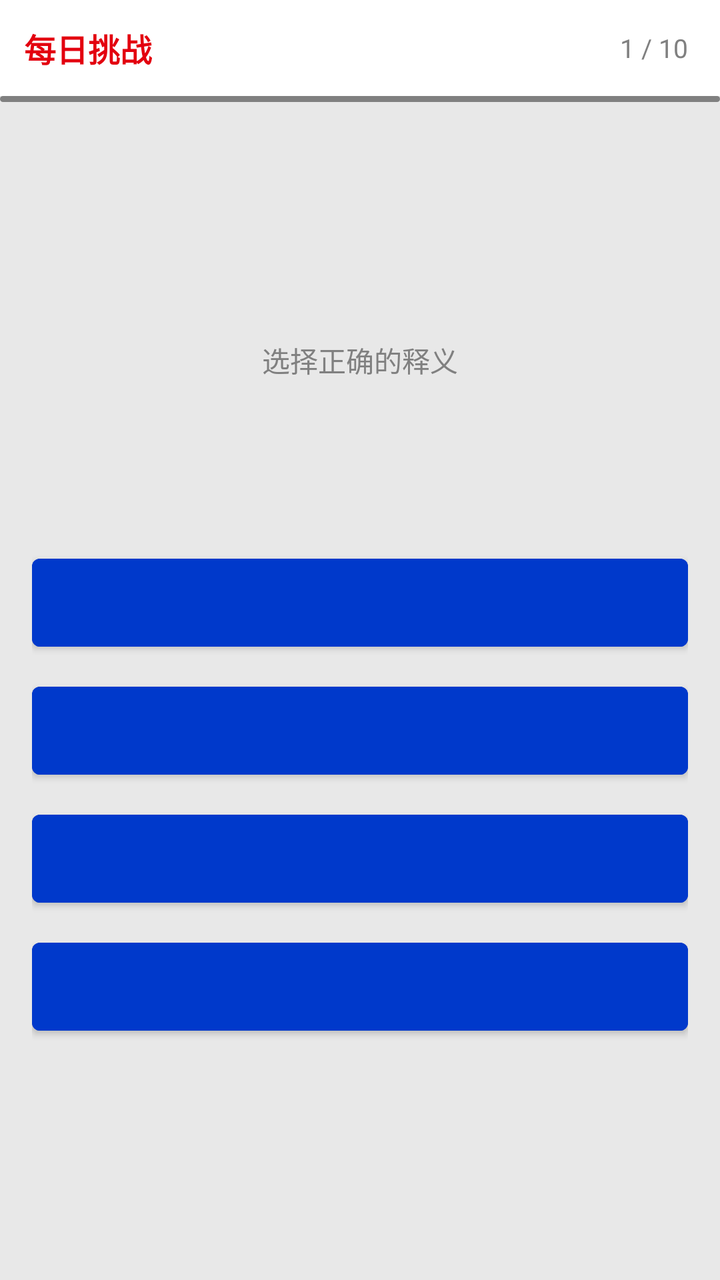
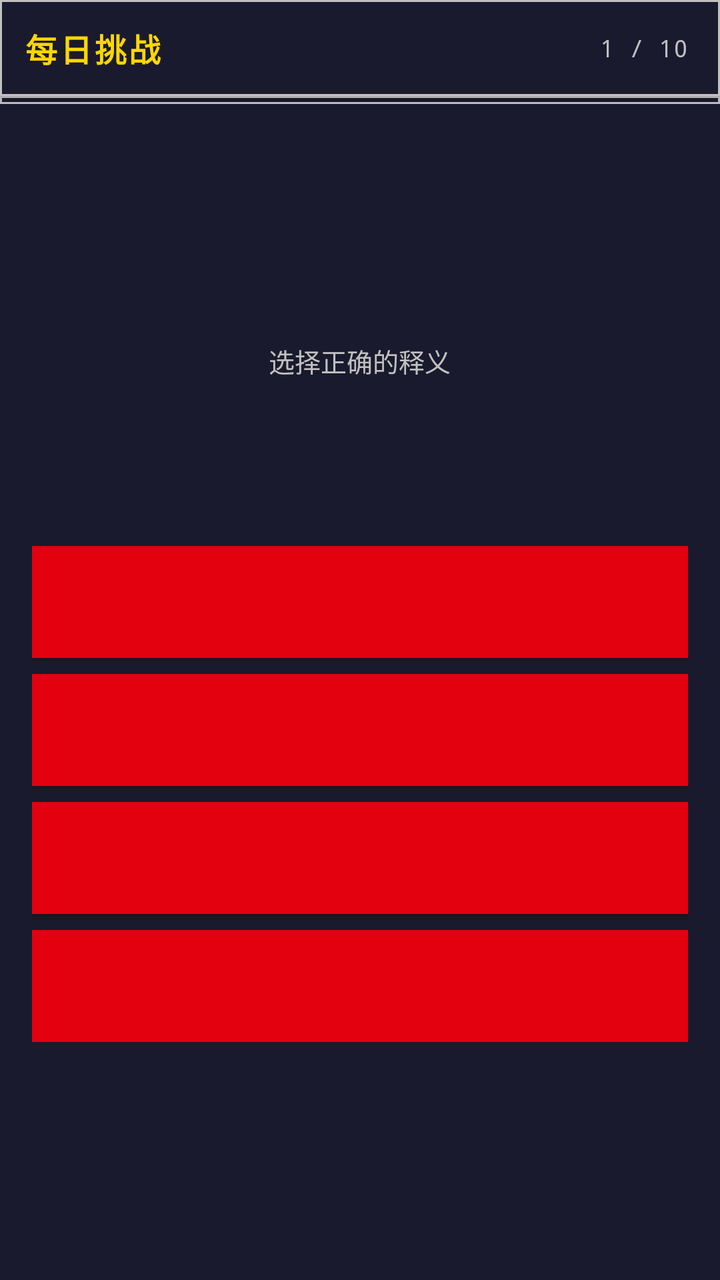

Before-and-after screenshots of an Android layout around one commit, followed by the original layout XML and the change that was made.
<!-- AndroidManifest.xml: application theme Theme.LearnE -->
<!-- res/layout/fragment_daily_challenge.xml -->
<?xml version="1.0" encoding="utf-8"?>
<LinearLayout
    xmlns:android="http://schemas.android.com/apk/res/android"
    android:layout_width="match_parent"
    android:layout_height="match_parent"
    android:background="#E8E8E8"
    android:orientation="vertical">

    
    <LinearLayout
        android:layout_width="match_parent"
        android:layout_height="48dp"
        android:orientation="horizontal"
        android:paddingHorizontal="12dp"
        android:paddingVertical="6dp"
        android:gravity="center_vertical"
        android:background="#FFFFFF">

        <TextView
            android:layout_width="wrap_content"
            android:layout_height="wrap_content"
            android:text="每日挑战"
            android:textColor="#E3000F"
            android:textSize="16sp"
            android:textStyle="bold"/>

        <View android:layout_width="0dp" android:layout_height="0dp" android:layout_weight="1"/>

        <TextView
            android:id="@+id/tv_progress"
            android:layout_width="wrap_content"
            android:layout_height="wrap_content"
            android:text="1 / 10"
            android:textColor="#808080"
            android:textSize="13sp"
            android:padding="4dp"/>
    </LinearLayout>

    
    <ProgressBar
        android:id="@+id/progress_bar"
        style="?android:attr/progressBarStyleHorizontal"
        android:layout_width="match_parent"
        android:layout_height="3dp"
        android:progress="0"
        android:progressDrawable="@drawable/progress_gundam"/>

    
    <LinearLayout
        android:id="@+id/content_container"
        android:layout_width="match_parent"
        android:layout_height="0dp"
        android:layout_weight="1"
        android:orientation="vertical">

        
        <LinearLayout
            android:id="@+id/choice_layout"
            android:layout_width="match_parent"
            android:layout_height="match_parent"
            android:orientation="vertical"
            android:padding="16dp"
            android:gravity="center">

            <TextView
                android:layout_width="wrap_content"
                android:layout_height="wrap_content"
                android:text="选择正确的释义"
                android:textColor="#808080"
                android:textSize="14sp"
                android:layout_marginBottom="16dp"/>

            <TextView
                android:id="@+id/tv_word_for_choice"
                android:layout_width="wrap_content"
                android:layout_height="wrap_content"
                android:text=""
                android:textColor="#000000"
                android:textSize="32sp"
                android:textStyle="bold"
                android:layout_marginBottom="24dp"
                android:gravity="center"/>

            <LinearLayout
                android:layout_width="match_parent"
                android:layout_height="wrap_content"
                android:orientation="vertical">

                <Button
                    android:id="@+id/btn_choice_option_1"
                    android:layout_width="match_parent"
                    android:layout_height="56dp"
                    android:layout_marginBottom="8dp"
                    android:textSize="16sp"
                    android:gravity="center"
                    android:backgroundTint="#0039CB"/>

                <Button
                    android:id="@+id/btn_choice_option_2"
                    android:layout_width="match_parent"
                    android:layout_height="56dp"
                    android:layout_marginBottom="8dp"
                    android:textSize="16sp"
                    android:gravity="center"
                    android:backgroundTint="#0039CB"/>

                <Button
                    android:id="@+id/btn_choice_option_3"
                    android:layout_width="match_parent"
                    android:layout_height="56dp"
                    android:layout_marginBottom="8dp"
                    android:textSize="16sp"
                    android:gravity="center"
                    android:backgroundTint="#0039CB"/>

                <Button
                    android:id="@+id/btn_choice_option_4"
                    android:layout_width="match_parent"
                    android:layout_height="56dp"
                    android:textSize="16sp"
                    android:gravity="center"
                    android:backgroundTint="#0039CB"/>
            </LinearLayout>
        </LinearLayout>

        
        <LinearLayout
            android:id="@+id/spell_layout"
            android:layout_width="match_parent"
            android:layout_height="match_parent"
            android:orientation="vertical"
            android:padding="16dp"
            android:gravity="center"
            android:visibility="gone">

            <TextView
                android:layout_width="wrap_content"
                android:layout_height="wrap_content"
                android:text="听写拼写"
                android:textColor="#808080"
                android:textSize="14sp"
                android:layout_marginBottom="8dp"/>

            <Button
                android:id="@+id/btn_spell_play"
                android:layout_width="100dp"
                android:layout_height="100dp"
                android:text="播放"
                android:textColor="#FFFFFF"
                android:textSize="18sp"
                android:backgroundTint="#0039CB"
                android:layout_marginBottom="8dp"/>

            <TextView
                android:id="@+id/tv_spell_hint"
                android:layout_width="wrap_content"
                android:layout_height="wrap_content"
                android:text=""
                android:textColor="#FF9800"
                android:textSize="14sp"
                android:layout_marginBottom="16dp"/>

            <EditText
                android:id="@+id/et_spell_input"
                android:layout_width="match_parent"
                android:layout_height="wrap_content"
                android:hint="输入单词..."
                android:textSize="18sp"
                android:padding="12dp"
                android:background="#FFFFFF"
                android:inputType="textMultiLine"
                android:imeOptions="actionDone"
                android:layout_marginBottom="8dp"/>

            <TextView
                android:id="@+id/tv_spell_result"
                android:layout_width="wrap_content"
                android:layout_height="wrap_content"
                android:text=""
                android:textSize="16sp"
                android:textStyle="bold"
                android:visibility="gone"
                android:layout_marginBottom="8dp"/>

            <LinearLayout
                android:layout_width="wrap_content"
                android:layout_height="wrap_content"
                android:orientation="horizontal">

                <Button
                    android:id="@+id/btn_spell_submit"
                    android:layout_width="150dp"
                    android:layout_height="48dp"
                    android:text="提交"
                    android:textColor="#FFFFFF"
                    android:textSize="16sp"
                    android:backgroundTint="#E3000F"/>

                <Button
                    android:id="@+id/btn_spell_next"
                    android:layout_width="150dp"
                    android:layout_height="48dp"
                    android:text="下一个"
                    android:textColor="#FFFFFF"
                    android:textSize="16sp"
                    android:backgroundTint="#0039CB"
                    android:layout_marginStart="16dp"
                    android:visibility="gone"/>
            </LinearLayout>
        </LinearLayout>

        
        <LinearLayout
            android:id="@+id/card_layout"
            android:layout_width="match_parent"
            android:layout_height="match_parent"
            android:orientation="vertical"
            android:padding="16dp"
            android:gravity="center"
            android:visibility="gone">

            <FrameLayout
                android:id="@+id/card_front"
                android:layout_width="match_parent"
                android:layout_height="0dp"
                android:layout_weight="1"
                android:background="#FFFFFF"
                android:padding="24dp"
                android:layout_marginBottom="16dp"
                android:elevation="4dp">

                <TextView
                    android:id="@+id/tv_card_front"
                    android:layout_width="wrap_content"
                    android:layout_height="wrap_content"
                    android:text=""
                    android:textColor="#000000"
                    android:textSize="32sp"
                    android:textStyle="bold"
                    android:layout_gravity="center"/>
            </FrameLayout>

            <FrameLayout
                android:id="@+id/card_back"
                android:layout_width="match_parent"
                android:layout_height="0dp"
                android:layout_weight="1"
                android:background="#FFF8F0"
                android:padding="24dp"
                android:layout_marginBottom="16dp"
                android:elevation="4dp"
                android:visibility="gone">

                <LinearLayout
                    android:layout_width="match_parent"
                    android:layout_height="match_parent"
                    android:orientation="vertical"
                    android:gravity="center">

                    <TextView
                        android:id="@+id/tv_card_back_meaning"
                        android:layout_width="wrap_content"
                        android:layout_height="wrap_content"
                        android:text=""
                        android:textColor="#E3000F"
                        android:textSize="22sp"
                        android:gravity="center"/>

                    <TextView
                        android:id="@+id/tv_card_back_phonetic"
                        android:layout_width="wrap_content"
                        android:layout_height="wrap_content"
                        android:text=""
                        android:textColor="#808080"
                        android:textSize="16sp"
                        android:layout_marginTop="4dp"/>
                </LinearLayout>
            </FrameLayout>

            <Button
                android:id="@+id/btn_card_flip"
                android:layout_width="wrap_content"
                android:layout_height="48dp"
                android:text="翻转"
                android:textColor="#FFFFFF"
                android:textSize="16sp"
                android:backgroundTint="#0039CB"
                android:paddingHorizontal="24dp"/>

            <TextView
                android:id="@+id/tv_card_rating"
                android:layout_width="wrap_content"
                android:layout_height="wrap_content"
                android:text="你认识这个词吗?"
                android:textColor="#808080"
                android:textSize="14sp"
                android:layout_marginTop="16dp"
                android:visibility="gone"/>

            <LinearLayout
                android:layout_width="wrap_content"
                android:layout_height="wrap_content"
                android:orientation="horizontal"
                android:layout_marginTop="8dp">

                <Button
                    android:id="@+id/btn_card_known"
                    android:layout_width="150dp"
                    android:layout_height="48dp"
                    android:text="认识"
                    android:textColor="#FFFFFF"
                    android:textSize="16sp"
                    android:backgroundTint="#4CAF50"
                    android:visibility="gone"/>

                <Button
                    android:id="@+id/btn_card_forgot"
                    android:layout_width="150dp"
                    android:layout_height="48dp"
                    android:text="不认识"
                    android:textColor="#FFFFFF"
                    android:textSize="16sp"
                    android:backgroundTint="#F44336"
                    android:layout_marginStart="16dp"
                    android:visibility="gone"/>
            </LinearLayout>
        </LinearLayout>
    </LinearLayout>

    
    <FrameLayout
        android:id="@+id/layout_loading"
        android:layout_width="match_parent"
        android:layout_height="match_parent"
        android:visibility="gone">

        <LinearLayout
            android:layout_width="match_parent"
            android:layout_height="match_parent"
            android:orientation="vertical"
            android:gravity="center">

            <ProgressBar
                android:layout_width="48dp"
                android:layout_height="48dp"
                android:indeterminateTint="#E3000F"/>

            <TextView
                android:layout_width="wrap_content"
                android:layout_height="wrap_content"
                android:layout_marginTop="12dp"
                android:text="正在加载挑战..."
                android:textColor="#000000"
                android:textSize="14sp"/>
        </LinearLayout>
    </FrameLayout>

</LinearLayout>
<!-- resources referenced by this layout -->
<resources>
  <!-- drawable progress_gundam (drawable) -->
  <?xml version="1.0" encoding="utf-8"?>
  <layer-list xmlns:android="http://schemas.android.com/apk/res/android">
      <item android:id="@android:id/background">
          <shape>
              <solid android:color="@color/gundam_gray"/>
              <corners android:radius="4dp"/>
          </shape>
      </item>
      <item android:id="@android:id/progress">
          <clip>
              <shape>
                  <gradient
                      android:startColor="@color/primary"
                      android:endColor="@color/accent"
                      android:angle="0"/>
                  <corners android:radius="4dp"/>
              </shape>
          </clip>
      </item>
  </layer-list>
  <style name="Theme.LearnE" parent="Theme.MaterialComponents.Light.NoActionBar">
          <item name="colorPrimary">@color/primary</item>
          <item name="colorPrimaryDark">@color/primary_dark</item>
          <item name="colorAccent">@color/accent</item>
      </style>
  <color name="gundam_gray">#808080</color>
  <color name="primary">#E3000F</color>
  <color name="accent">#0039CB</color>
  <color name="primary_dark">#B3000C</color>
</resources>

<!-- the commit's change to res/layout/fragment_daily_challenge.xml (unified diff, before → after) -->
@@ -3,8 +3,8 @@
     xmlns:android="http://schemas.android.com/apk/res/android"
     android:layout_width="match_parent"
     android:layout_height="match_parent"
-    android:background="#E8E8E8"
-    android:orientation="vertical">
+    android:orientation="vertical"
+    android:background="@color/mecha_hull">
 
     
     <LinearLayout
@@ -12,17 +12,19 @@
         android:layout_height="48dp"
         android:orientation="horizontal"
         android:paddingHorizontal="12dp"
-        android:paddingVertical="6dp"
         android:gravity="center_vertical"
-        android:background="#FFFFFF">
+        android:background="@drawable/panel_dark"
+        android:elevation="4dp">
 
         <TextView
             android:layout_width="wrap_content"
             android:layout_height="wrap_content"
             android:text="每日挑战"
-            android:textColor="#E3000F"
+            android:textColor="@color/mecha_gold"
             android:textSize="16sp"
-            android:textStyle="bold"/>
+            android:textStyle="bold"
+            android:fontFamily="monospace"
+            android:letterSpacing="0.08"/>
 
         <View android:layout_width="0dp" android:layout_height="0dp" android:layout_weight="1"/>
 
@@ -31,19 +33,18 @@
             android:layout_width="wrap_content"
             android:layout_height="wrap_content"
             android:text="1 / 10"
-            android:textColor="#808080"
-            android:textSize="13sp"
+            android:textColor="@color/mecha_armor"
+            android:textSize="12sp"
+            android:fontFamily="monospace"
             android:padding="4dp"/>
     </LinearLayout>
 
     
     <ProgressBar
         android:id="@+id/progress_bar"
-        style="?android:attr/progressBarStyleHorizontal"
+        style="@style/AutoPlayProgress"
         android:layout_width="match_parent"
-        android:layout_height="3dp"
-        android:progress="0"
-        android:progressDrawable="@drawable/progress_gundam"/>
+        android:layout_height="4dp"/>
 
     
     <LinearLayout
@@ -66,8 +67,9 @@
                 android:layout_width="wrap_content"
                 android:layout_height="wrap_content"
                 android:text="选择正确的释义"
-                android:textColor="#808080"
-                android:textSize="14sp"
+                android:textColor="@color/mecha_armor"
+                android:textSize="13sp"
+                android:fontFamily="monospace"
                 android:layout_marginBottom="16dp"/>
 
             <TextView
@@ -75,9 +77,10 @@
                 android:layout_width="wrap_content"
                 android:layout_height="wrap_content"
                 android:text=""
-                android:textColor="#000000"
+                android:textColor="@color/mecha_gold"
                 android:textSize="32sp"
                 android:textStyle="bold"
+                android:fontFamily="monospace"
                 android:layout_marginBottom="24dp"
                 android:gravity="center"/>
 
@@ -86,40 +89,10 @@
                 android:layout_height="wrap_content"
                 android:orientation="vertical">
 
-                <Button
-                    android:id="@+id/btn_choice_option_1"
-                    android:layout_width="match_parent"
-                    android:layout_height="56dp"
-                    android:layout_marginBottom="8dp"
-                    android:textSize="16sp"
-                    android:gravity="center"
-                    android:backgroundTint="#0039CB"/>
-
-                <Button
-                    android:id="@+id/btn_choice_option_2"
-                    android:layout_width="match_parent"
-                    android:layout_height="56dp"
-                    android:layout_marginBottom="8dp"
-                    android:textSize="16sp"
-                    android:gravity="center"
-                    android:backgroundTint="#0039CB"/>
-
-                <Button
-                    android:id="@+id/btn_choice_option_3"
-                    android:layout_width="match_parent"
-                    android:layout_height="56dp"
-                    android:layout_marginBottom="8dp"
-                    android:textSize="16sp"
-                    android:gravity="center"
-                    android:backgroundTint="#0039CB"/>
-
-                <Button
-                    android:id="@+id/btn_choice_option_4"
-                    android:layout_width="match_parent"
-                    android:layout_height="56dp"
-                    android:textSize="16sp"
-                    android:gravity="center"
-                    android:backgroundTint="#0039CB"/>
+                <Button android:id="@+id/btn_choice_option_1" android:layout_width="match_parent" android:layout_height="56dp" android:layout_marginBottom="8dp" android:textSize="15sp" android:textColor="@color/mecha_white" android:background="@drawable/btn_accent" android:gravity="center" android:letterSpacing="0.03"/>
+                <Button android:id="@+id/btn_choice_option_2" android:layout_width="match_parent" android:layout_height="56dp" android:layout_marginBottom="8dp" android:textSize="15sp" android:textColor="@color/mecha_white" android:background="@drawable/btn_accent" android:gravity="center" android:letterSpacing="0.03"/>
+                <Button android:id="@+id/btn_choice_option_3" android:layout_width="match_parent" android:layout_height="56dp" android:layout_marginBottom="8dp" android:textSize="15sp" android:textColor="@color/mecha_white" android:background="@drawable/btn_accent" android:gravity="center" android:letterSpacing="0.03"/>
+                <Button android:id="@+id/btn_choice_option_4" android:layout_width="match_parent" android:layout_height="56dp" android:textSize="15sp" android:textColor="@color/mecha_white" android:background="@drawable/btn_accent" android:gravity="center" android:letterSpacing="0.03"/>
             </LinearLayout>
         </LinearLayout>
 
@@ -137,18 +110,19 @@
                 android:layout_width="wrap_content"
                 android:layout_height="wrap_content"
                 android:text="听写拼写"
-                android:textColor="#808080"
-                android:textSize="14sp"
+                android:textColor="@color/mecha_armor"
+                android:textSize="13sp"
+                android:fontFamily="monospace"
                 android:layout_marginBottom="8dp"/>
 
             <Button
                 android:id="@+id/btn_spell_play"
                 android:layout_width="100dp"
                 android:layout_height="100dp"
-                android:text="播放"
-                android:textColor="#FFFFFF"
-                android:textSize="18sp"
-                android:backgroundTint="#0039CB"
+                android:text="▶"
+                android:textColor="@color/mecha_white"
+                android:textSize="28sp"
+                android:background="@drawable/btn_accent"
                 android:layout_marginBottom="8dp"/>
 
             <TextView
@@ -156,8 +130,9 @@
                 android:layout_width="wrap_content"
                 android:layout_height="wrap_content"
                 android:text=""
-                android:textColor="#FF9800"
-                android:textSize="14sp"
+                android:textColor="@color/mecha_hud_orange"
+                android:textSize="13sp"
+                android:fontFamily="monospace"
                 android:layout_marginBottom="16dp"/>
 
             <EditText
@@ -167,10 +142,13 @@
                 android:hint="输入单词..."
                 android:textSize="18sp"
                 android:padding="12dp"
-                android:background="#FFFFFF"
+                android:background="@color/mecha_panel"
+                android:textColor="@color/mecha_white"
+                android:textColorHint="@color/mecha_armor_dark"
                 android:inputType="textMultiLine"
                 android:imeOptions="actionDone"
-                android:layout_marginBottom="8dp"/>
+                android:layout_marginBottom="8dp"
+                android:fontFamily="monospace"/>
 
             <TextView
                 android:id="@+id/tv_spell_result"
@@ -192,20 +170,24 @@
                     android:layout_width="150dp"
                     android:layout_height="48dp"
                     android:text="提交"
-                    android:textColor="#FFFFFF"
-                    android:textSize="16sp"
-                    android:backgroundTint="#E3000F"/>
+                    android:textColor="@color/mecha_white"
+                    android:textSize="15sp"
+                    android:textStyle="bold"
+                    android:background="@drawable/btn_primary"
+                    android:letterSpacing="0.05"/>
 
                 <Button
                     android:id="@+id/btn_spell_next"
                     android:layout_width="150dp"
                     android:layout_height="48dp"
-                    android:text="下一个"
-                    android:textColor="#FFFFFF"
-                    android:textSize="16sp"
-                    android:backgroundTint="#0039CB"
+                    android:text="下一个 ▶"
+                    android:textColor="@color/mecha_white"
+                    android:textSize="15sp"
+                    android:textStyle="bold"
+                    android:background="@drawable/btn_accent"
                     android:layout_marginStart="16dp"
-                    android:visibility="gone"/>
+                    android:visibility="gone"
+                    android:letterSpacing="0.05"/>
             </LinearLayout>
         </LinearLayout>
 
@@ -224,7 +206,7 @@
                 android:layout_width="match_parent"
                 android:layout_height="0dp"
                 android:layout_weight="1"
-                android:background="#FFFFFF"
+                android:background="@drawable/card_metal"
                 android:padding="24dp"
                 android:layout_marginBottom="16dp"
                 android:elevation="4dp">
@@ -234,9 +216,10 @@
                     android:layout_width="wrap_content"
                     android:layout_height="wrap_content"
                     android:text=""
-                    android:textColor="#000000"
+                    android:textColor="@color/mecha_white"
                     android:textSize="32sp"
                     android:textStyle="bold"
+                    android:fontFamily="monospace"
                     android:layout_gravity="center"/>
             </FrameLayout>
 
@@ -245,7 +228,7 @@
                 android:layout_width="match_parent"
                 android:layout_height="0dp"
                 android:layout_weight="1"
-                android:background="#FFF8F0"
+                android:background="@drawable/panel_dark"
                 android:padding="24dp"
                 android:layout_marginBottom="16dp"
                 android:elevation="4dp"
@@ -262,7 +245,7 @@
                         android:layout_width="wrap_content"
                         android:layout_height="wrap_content"
                         android:text=""
-                        android:textColor="#E3000F"
+                        android:textColor="@color/mecha_gold"
                         android:textSize="22sp"
                         android:gravity="center"/>
 
@@ -271,7 +254,7 @@
                         android:layout_width="wrap_content"
                         android:layout_height="wrap_content"
                         android:text=""
-                        android:textColor="#808080"
+                        android:textColor="@color/mecha_armor"
                         android:textSize="16sp"
                         android:layout_marginTop="4dp"/>
                 </LinearLayout>
@@ -282,18 +265,20 @@
                 android:layout_width="wrap_content"
                 android:layout_height="48dp"
                 android:text="翻转"
-                android:textColor="#FFFFFF"
-                android:textSize="16sp"
-                android:backgroundTint="#0039CB"
-                android:paddingHorizontal="24dp"/>
+                android:textColor="@color/mecha_white"
+                android:textSize="15sp"
+                android:background="@drawable/btn_gold"
+                android:paddingHorizontal="24dp"
+                android:letterSpacing="0.05"/>
 
             <TextView
                 android:id="@+id/tv_card_rating"
                 android:layout_width="wrap_content"
                 android:layout_height="wrap_content"
                 android:text="你认识这个词吗?"
-                android:textColor="#808080"
-                android:textSize="14sp"
+                android:textColor="@color/mecha_armor"
+                android:textSize="13sp"
+                android:fontFamily="monospace"
                 android:layout_marginTop="16dp"
                 android:visibility="gone"/>
 
@@ -308,21 +293,23 @@
                     android:layout_width="150dp"
                     android:layout_height="48dp"
                     android:text="认识"
-                    android:textColor="#FFFFFF"
-                    android:textSize="16sp"
-                    android:backgroundTint="#4CAF50"
-                    android:visibility="gone"/>
+                    android:textColor="@color/mecha_white"
+                    android:textSize="15sp"
+                    android:background="@drawable/btn_accent"
+                    android:visibility="gone"
+                    android:letterSpacing="0.05"/>
 
                 <Button
                     android:id="@+id/btn_card_forgot"
                     android:layout_width="150dp"
                     android:layout_height="48dp"
                     android:text="不认识"
-                    android:textColor="#FFFFFF"
-                    android:textSize="16sp"
-                    android:backgroundTint="#F44336"
+                    android:textColor="@color/mecha_white"
+                    android:textSize="15sp"
+                    android:background="@drawable/btn_primary"
                     android:layout_marginStart="16dp"
-                    android:visibility="gone"/>
+                    android:visibility="gone"
+                    android:letterSpacing="0.05"/>
             </LinearLayout>
         </LinearLayout>
     </LinearLayout>
@@ -332,7 +319,8 @@
         android:id="@+id/layout_loading"
         android:layout_width="match_parent"
         android:layout_height="match_parent"
-        android:visibility="gone">
+        android:visibility="gone"
+        android:background="@color/mecha_hull">
 
         <LinearLayout
             android:layout_width="match_parent"
@@ -343,15 +331,16 @@
             <ProgressBar
                 android:layout_width="48dp"
                 android:layout_height="48dp"
-                android:indeterminateTint="#E3000F"/>
+                android:indeterminateTint="@color/mecha_gold"/>
 
             <TextView
                 android:layout_width="wrap_content"
                 android:layout_height="wrap_content"
                 android:layout_marginTop="12dp"
                 android:text="正在加载挑战..."
-                android:textColor="#000000"
-                android:textSize="14sp"/>
+                android:textColor="@color/mecha_armor"
+                android:textSize="14sp"
+                android:fontFamily="monospace"/>
         </LinearLayout>
     </FrameLayout>
 
<!-- resource entries referenced after the edit -->
@@ -1,34 +1,103 @@
 <!-- resources referenced by this layout -->
 <resources>
+  <color name="mecha_armor">#C0C0C0</color>
+  <color name="mecha_armor_dark">#808080</color>
+  <color name="mecha_gold">#FFD700</color>
+  <color name="mecha_hud_orange">#FF9800</color>
+  <color name="mecha_hull">#1A1A2E</color>
+  <color name="mecha_panel">#16213E</color>
+  <color name="mecha_white">#FFFFFF</color>
+  <!-- drawable btn_accent (drawable) -->
+  <?xml version="1.0" encoding="utf-8"?>
+  <selector xmlns:android="http://schemas.android.com/apk/res/android">
+      <item android:state_pressed="true">
+          <shape android:shape="rectangle">
+              <solid android:color="#002D9E"/>
+              <stroke android:width="2dp" android:color="#FFD700"/>
+          </shape>
+      </item>
+      <item>
+          <shape android:shape="rectangle">
+              <solid android:color="#0039CB"/>
+              <stroke android:width="1dp" android:color="#C0C0C0"/>
+          </shape>
+      </item>
+  </selector>
+  <!-- drawable btn_gold (drawable) -->
+  <?xml version="1.0" encoding="utf-8"?>
+  <selector xmlns:android="http://schemas.android.com/apk/res/android">
+      <item android:state_pressed="true">
+          <shape android:shape="rectangle">
+              <solid android:color="#C8A200"/>
+              <stroke android:width="2dp" android:color="#E3000F"/>
+          </shape>
+      </item>
+      <item>
+          <shape android:shape="rectangle">
+              <solid android:color="#FFD700"/>
+              <stroke android:width="1dp" android:color="#808080"/>
+          </shape>
+      </item>
+  </selector>
+  <!-- drawable btn_primary (drawable) -->
+  <?xml version="1.0" encoding="utf-8"?>
+  <selector xmlns:android="http://schemas.android.com/apk/res/android">
+      <item android:state_pressed="true">
+          <shape android:shape="rectangle">
+              <solid android:color="#B3000C"/>
+              <stroke android:width="2dp" android:color="#FFD700"/>
+          </shape>
+      </item>
+      <item>
+          <shape android:shape="rectangle">
+              <solid android:color="#E3000F"/>
+              <stroke android:width="1dp" android:color="#C0C0C0"/>
+          </shape>
+      </item>
+  </selector>
+  <!-- drawable card_metal (drawable) -->
+  <?xml version="1.0" encoding="utf-8"?>
+  <shape xmlns:android="http://schemas.android.com/apk/res/android" android:shape="rectangle">
+      <gradient android:startColor="#252542" android:endColor="#1A1A2E" android:angle="135"/>
+      <stroke android:width="2dp" android:color="#C0C0C0"/>
+  </shape>
+  <!-- drawable panel_dark (drawable) -->
+  <?xml version="1.0" encoding="utf-8"?>
+  <shape xmlns:android="http://schemas.android.com/apk/res/android" android:shape="rectangle">
+      <solid android:color="#1A1A2E"/>
+      <stroke android:width="1dp" android:color="#C0C0C0"/>
+  </shape>
+  <style name="AutoPlayProgress" parent="Widget.AppCompat.ProgressBar.Horizontal">
+          <item name="android:progressDrawable">@drawable/progress_gundam</item>
+          <item name="android:minHeight">8dp</item>
+      </style>
   <!-- drawable progress_gundam (drawable) -->
   <?xml version="1.0" encoding="utf-8"?>
   <layer-list xmlns:android="http://schemas.android.com/apk/res/android">
       <item android:id="@android:id/background">
-          <shape>
-              <solid android:color="@color/gundam_gray"/>
-              <corners android:radius="4dp"/>
+          <shape android:shape="rectangle">
+              <solid android:color="#1A1A2E"/>
+              <stroke android:width="1dp" android:color="#C0C0C0"/>
           </shape>
       </item>
       <item android:id="@android:id/progress">
           <clip>
-              <shape>
-                  <gradient
-                      android:startColor="@color/primary"
-                      android:endColor="@color/accent"
-                      android:angle="0"/>
-                  <corners android:radius="4dp"/>
+              <shape android:shape="rectangle">
+                  <gradient android:startColor="#FFD700" android:endColor="#0039CB" android:angle="0"/>
               </shape>
           </clip>
       </item>
   </layer-list>
+  <color name="mecha_red">#E3000F</color>
+  <color name="mecha_red_dark">#B3000C</color>
+  <color name="mecha_offwhite">#E8ECF0</color>
   <style name="Theme.LearnE" parent="Theme.MaterialComponents.Light.NoActionBar">
-          <item name="colorPrimary">@color/primary</item>
-          <item name="colorPrimaryDark">@color/primary_dark</item>
-          <item name="colorAccent">@color/accent</item>
+          <item name="colorPrimary">@color/mecha_red</item>
+          <item name="colorPrimaryDark">@color/mecha_red_dark</item>
+          <item name="colorAccent">@color/mecha_gold</item>
+          <item name="android:windowBackground">@color/mecha_offwhite</item>
+          <item name="android:statusBarColor">@color/mecha_hull</item>
+          <item name="android:navigationBarColor">@color/mecha_hull</item>
       </style>
-  <color name="gundam_gray">#808080</color>
-  <color name="primary">#E3000F</color>
-  <color name="accent">#0039CB</color>
-  <color name="primary_dark">#B3000C</color>
 </resources>
 
